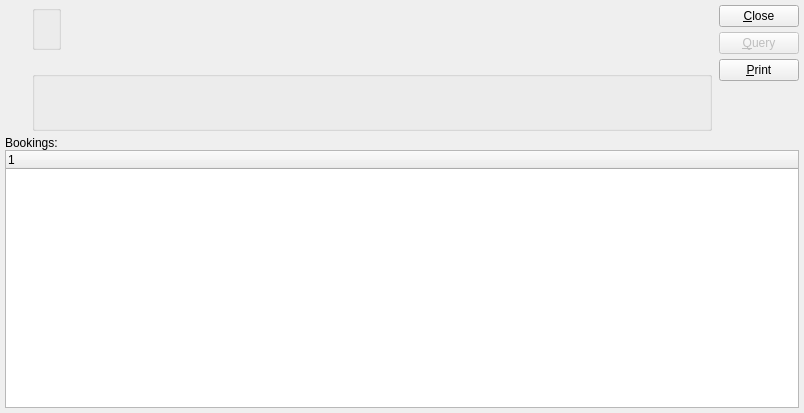
Qt form xtuple/trunk/guiclient/dspBookingsByCustomer.ui (WooodHead/xtuple) before a commit.
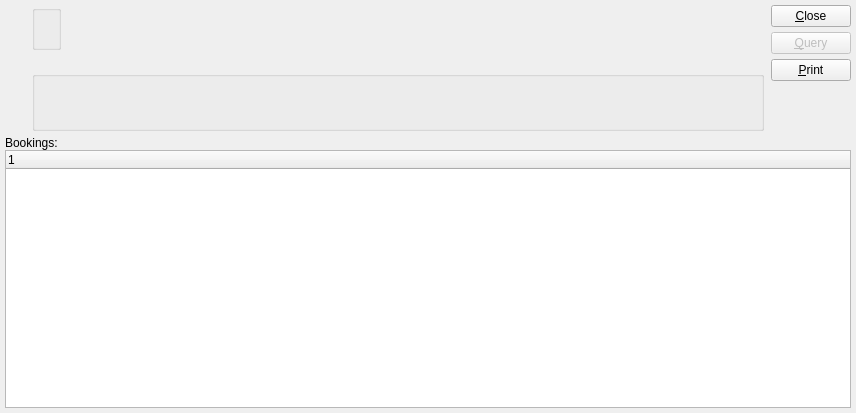
The same form after that commit. Custom widgets are drawn as their Qt base class.

```diff
--- a/xtuple/trunk/guiclient/dspBookingsByCustomer.ui
+++ b/xtuple/trunk/guiclient/dspBookingsByCustomer.ui
@@ -5,7 +5,7 @@
    <rect>
     <x>0</x>
     <y>0</y>
-    <width>804</width>
+    <width>856</width>
     <height>413</height>
    </rect>
   </property>
```
Left out of the diff: 1 changed line with no effect on the pictures.
